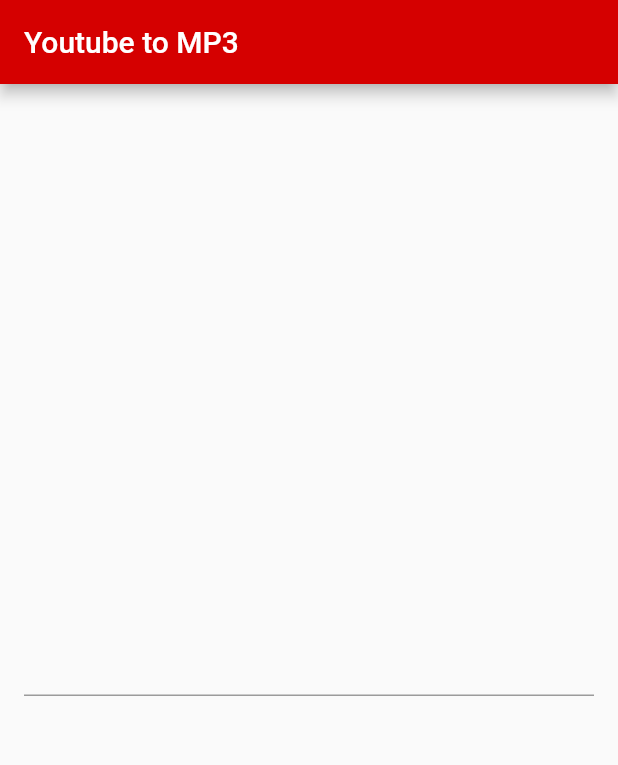
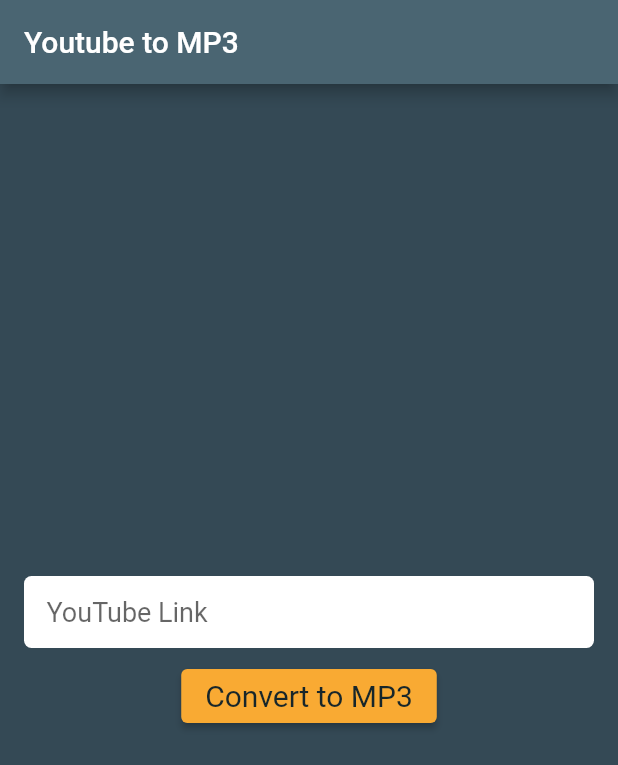
Before and after one commit to EduardCostache/Dead-Mans-Tube, a Flutter app: the screen it shows after launch, on a phone screen of 412 x 824 dp. Shown: the top 765 px of the screen. Run offline on Flutter 3.47's test engine with Material 2 defaults, Android fonts, the phone set to English and light mode, and no system bars.

Commit message:
Changed layout, added button functionality

```diff
--- /dev/null
+++ b/lib/customColors.dart
@@ -0,0 +1,25 @@
+// ignore_for_file: file_names
+
+import 'package:flutter/material.dart';
+
+class CustomColors {
+  static Color replyBlue600() {
+    return const Color(0xff4a6572);
+  }
+
+  static Color replyBlue700() {
+    return const Color(0xff344955);
+  }
+
+  static Color replyBlue800() {
+    return const Color(0xff232f34);
+  }
+
+  static Color replyOrange() {
+    return const Color(0xfff9aa33);
+  }
+
+  static Color replyBlack() {
+    return const Color(0xff17262a);
+  }
+}
--- a/lib/main.dart
+++ b/lib/main.dart
@@ -1,7 +1,10 @@
+import 'dart:developer';
+
 import 'package:flutter/material.dart';
+import 'customColors.dart';
 
 void main() {
-  runApp(MyApp());
+  runApp(const MyApp());
 }
 
 class MyApp extends StatelessWidget {
@@ -9,18 +12,95 @@ class MyApp extends StatelessWidget {
 
   @override
   Widget build(BuildContext context) {
-    return MaterialApp(
-        home: Scaffold(
+    return const MaterialApp(
+      home: MainForm(),
+    );
+  }
+}
+
+class MainForm extends StatefulWidget {
+  const MainForm({Key? key}) : super(key: key);
+
+  @override
+  _MainFormState createState() => _MainFormState();
+}
+
+class _MainFormState extends State<MainForm> {
+  final linkTextController = TextEditingController();
+
+  final ButtonStyle style = ElevatedButton.styleFrom(
+      textStyle: const TextStyle(fontSize: 20.0),
+      onPrimary: CustomColors.replyBlack(),
+      primary: CustomColors.replyOrange());
+
+  @override
+  void dispose() {
+    // Clean up the controller when the widget is disposed.
+    linkTextController.dispose();
+    super.dispose();
+  }
+
+  void buttonPress() {
+    inspect(linkTextController.text);
+  }
+
+  @override
+  Widget build(BuildContext context) {
+    return Scaffold(
+      backgroundColor: CustomColors.replyBlue700(),
       appBar: AppBar(
         title: const Text('Youtube to MP3'),
-        backgroundColor: Colors.redAccent[700],
+        backgroundColor: CustomColors.replyBlue600(),
       ),
-      body: Center(
-        child: Container(
-          child: TextField(),
-          padding: const EdgeInsets.all(16.0),
+      body: Column(
+        children: [
+          Padding(
+            padding: const EdgeInsets.symmetric(horizontal: 16.0),
+            child: CustomTextField(controller: linkTextController),
+          ),
+          Padding(
+            padding: const EdgeInsets.symmetric(vertical: 8.0),
+            child: ElevatedButton(
+              child: const Text('Convert to MP3'),
+              onPressed: buttonPress,
+              style: style,
+            ),
+          )
+        ],
+        mainAxisAlignment: MainAxisAlignment.center,
+      ),
+    );
+  }
+}
+
+class CustomTextField extends StatelessWidget {
+  const CustomTextField({
+    Key? key,
+    this.controller,
+  }) : super(key: key);
+
+  final TextEditingController? controller;
+
+  @override
+  Widget build(BuildContext context) {
+    return Container(
+      decoration: BoxDecoration(
+        color: Colors.white,
+        borderRadius: BorderRadius.circular(5.0),
+      ),
+      child: Padding(
+        padding: const EdgeInsets.only(left: 15),
+        child: TextField(
+          controller: controller,
+          style: const TextStyle(
+            fontSize: 18.0,
+          ),
+          decoration: const InputDecoration(
+            border: InputBorder.none,
+            hintText: 'YouTube Link',
+          ),
         ),
       ),
-    ));
+    );
   }
 }
```
Also changed, not shown: 1 other file.
